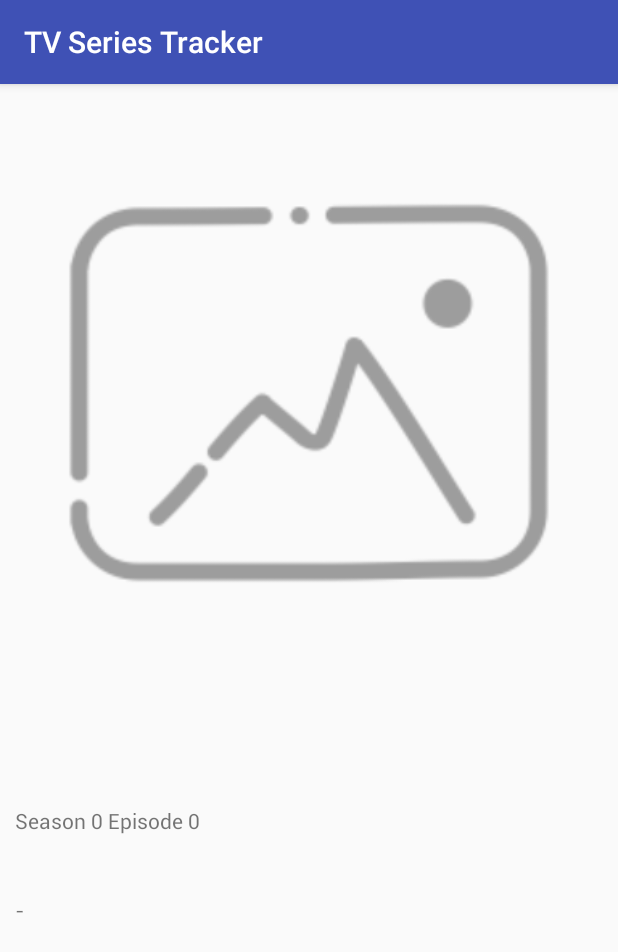
After one commit to yrazlik/TV-Series-Tracker, an Android app: the EpisodeDetailActivity screen opened directly, with no data from a screen before it, on a phone screen of 412 x 824 dp. The commit adds this screen. Shown: the top 952 px of the screen. Run offline under Robolectric (Android 15) with nearby library versions, the phone set to English and light mode, and no system bars; our stand-ins replace Picasso; network calls fail; pictures from the network do not load; 8 statements that could not run were skipped.

Commit message:
episodedetailfragment ok

```diff
--- a/app/src/main/AndroidManifest.xml
+++ b/app/src/main/AndroidManifest.xml
@@ -31,6 +31,10 @@
             android:name=".activities.ShowDetailActivity"
             android:label="@string/app_name"
             android:screenOrientation="portrait"></activity>
+        <activity
+            android:name=".activities.EpisodeDetailActivity"
+            android:label="@string/app_name"
+            android:screenOrientation="portrait"></activity>
     </application>
 
 </manifest>
--- /dev/null
+++ b/app/src/main/java/com/yrazlik/tvseriestracker/activities/EpisodeDetailActivity.java
@@ -0,0 +1,67 @@
+package com.yrazlik.tvseriestracker.activities;
+
+import android.os.Bundle;
+import android.support.annotation.Nullable;
+import android.widget.ImageView;
+import com.yrazlik.tvseriestracker.R;
+import com.yrazlik.tvseriestracker.util.PicassoImageLoader;
+import com.yrazlik.tvseriestracker.view.RobotoTextView;
+
+/**
+ * Created by yrazlik on 11.11.2017.
+ */
+
+public class EpisodeDetailActivity extends BaseActivity {
+
+    public static final String EXTRA_SHOW_ID = "showId";
+    public static final String EXTRA_SEASON = "season";
+    public static final String EXTRA_EPISODE = "episode";
+    public static final String EXTRA_SHOW_NAME = "showName";
+    public static final String EXTRA_EPISODE_IMAGE = "episodeImage";
+    public static final String EXTRA_EPISODE_NAME = "episodeName";
+    public static final String EXTRA_EPISODE_SUMMARY = "episodeSummary";
+    public static final String EXTRA_EPISODE_DATE = "episodeDate";
+
+    private ImageView episodeIV;
+    private RobotoTextView seriesNameTV, episodeNameTV, episodeCountTV, episodeDateTV, episodeSummaryTV;
+
+    private long showId;
+    private long season, episode;
+    private String showName, episodeName, date, summary, imageUrl;
+
+    @Override
+    protected void onCreate(@Nullable Bundle savedInstanceState) {
+        super.onCreate(savedInstanceState);
+        setContentView(R.layout.activity_episode_detail);
+        getExtras();
+        initUI();
+    }
+
+    private void initUI() {
+        episodeIV = (ImageView) findViewById(R.id.episodeIV);
+        seriesNameTV = (RobotoTextView) findViewById(R.id.seriesNameTV);
+        episodeNameTV = (RobotoTextView) findViewById(R.id.episodeNameTV);
+        episodeCountTV = (RobotoTextView) findViewById(R.id.episodeCountTV);
+        episodeDateTV = (RobotoTextView) findViewById(R.id.episodeDateTV);
+        episodeSummaryTV = (RobotoTextView) findViewById(R.id.episodeSummaryTV);
+
+        PicassoImageLoader.getInstance(this).loadImage(imageUrl, episodeIV);
+        seriesNameTV.setText(showName);
+        episodeNameTV.setText(episodeName);
+        episodeCountTV.setText(getResources().getString(R.string.season) + " " + season + " " + getResources().getString(R.string.episode) + " " + episode);
+        episodeDateTV.setText(date);
+        episodeSummaryTV.setText(android.text.Html.fromHtml(summary == null ? "-" : summary));
+    }
+
+    private void getExtras() {
+        Bundle extras = getIntent().getExtras();
+        showId = extras.getLong(EXTRA_SHOW_ID);
+        season = extras.getLong(EXTRA_SEASON);
+        episode = extras.getLong(EXTRA_EPISODE);
+        showName = extras.getString(EXTRA_SHOW_NAME);
+        episodeName = extras.getString(EXTRA_EPISODE_NAME);
+        date = extras.getString(EXTRA_EPISODE_DATE);
+        summary = extras.getString(EXTRA_EPISODE_SUMMARY);
+        imageUrl = extras.getString(EXTRA_EPISODE_IMAGE);
+    }
+}
--- a/app/src/main/java/com/yrazlik/tvseriestracker/adapters/SeasonsListAdapter.java
+++ b/app/src/main/java/com/yrazlik/tvseriestracker/adapters/SeasonsListAdapter.java
@@ -123,7 +123,7 @@ public class SeasonsListAdapter extends BaseExpandableListAdapter{
 
     @Override
     public boolean isChildSelectable(int i, int i1) {
-        return false;
+        return true;
     }
 
     static class HeaderHolder {
--- a/app/src/main/java/com/yrazlik/tvseriestracker/fragments/EpisodesFragment.java
+++ b/app/src/main/java/com/yrazlik/tvseriestracker/fragments/EpisodesFragment.java
@@ -1,5 +1,6 @@
 package com.yrazlik.tvseriestracker.fragments;
 
+import android.content.Intent;
 import android.os.Bundle;
 import android.support.annotation.Nullable;
 import android.view.LayoutInflater;
@@ -8,6 +9,7 @@ import android.view.ViewGroup;
 import android.widget.ExpandableListView;
 
 import com.yrazlik.tvseriestracker.R;
+import com.yrazlik.tvseriestracker.activities.EpisodeDetailActivity;
 import com.yrazlik.tvseriestracker.adapters.SeasonsListAdapter;
 import com.yrazlik.tvseriestracker.data.EpisodeDto;
 import com.yrazlik.tvseriestracker.data.ShowDto;
@@ -20,11 +22,20 @@ import java.util.HashMap;
 import java.util.List;
 import java.util.Map;
 
+import static com.yrazlik.tvseriestracker.activities.EpisodeDetailActivity.EXTRA_EPISODE;
+import static com.yrazlik.tvseriestracker.activities.EpisodeDetailActivity.EXTRA_EPISODE_DATE;
+import static com.yrazlik.tvseriestracker.activities.EpisodeDetailActivity.EXTRA_EPISODE_IMAGE;
+import static com.yrazlik.tvseriestracker.activities.EpisodeDetailActivity.EXTRA_EPISODE_NAME;
+import static com.yrazlik.tvseriestracker.activities.EpisodeDetailActivity.EXTRA_EPISODE_SUMMARY;
+import static com.yrazlik.tvseriestracker.activities.EpisodeDetailActivity.EXTRA_SEASON;
+import static com.yrazlik.tvseriestracker.activities.EpisodeDetailActivity.EXTRA_SHOW_ID;
+import static com.yrazlik.tvseriestracker.activities.EpisodeDetailActivity.EXTRA_SHOW_NAME;
+
 /**
  * Created by yrazlik on 11.11.2017.
  */
 
-public class EpisodesFragment extends BaseFragment implements ApiResponseListener{
+public class EpisodesFragment extends BaseFragment implements ApiResponseListener, ExpandableListView.OnChildClickListener{
 
     private ExpandableListView episodesLV;
 
@@ -53,6 +64,7 @@ public class EpisodesFragment extends BaseFragment implements ApiResponseListene
 
     private void initUI() {
         episodesLV = rootView.findViewById(R.id.episodesLV);
+        episodesLV.setOnChildClickListener(this);
     }
 
     private void requestEpisodes() {
@@ -88,6 +100,25 @@ public class EpisodesFragment extends BaseFragment implements ApiResponseListene
     }
 
     @Override
+    public boolean onChildClick(ExpandableListView expandableListView, View view, int groupPosition, int childPosition, long l) {
+        EpisodeDto episodeDto = (EpisodeDto) expandableListView.getExpandableListAdapter().getChild(groupPosition, childPosition);
+
+        Intent i = new Intent(getContext(), EpisodeDetailActivity.class);
+        i.putExtra(EXTRA_SHOW_ID, showDto.getId());
+        i.putExtra(EXTRA_SEASON, episodeDto.getSeason());
+        i.putExtra(EXTRA_EPISODE, episodeDto.getNumber());
+        i.putExtra(EXTRA_SHOW_NAME, showDto.getName());
+        i.putExtra(EXTRA_EPISODE_NAME, episodeDto.getName());
+        i.putExtra(EXTRA_EPISODE_DATE, episodeDto.getAirStamp());
+        i.putExtra(EXTRA_EPISODE_SUMMARY, episodeDto.getSummary());
+        i.putExtra(EXTRA_EPISODE_IMAGE, episodeDto.getImage() != null ? episodeDto.getImage().getOriginal() : "");
+
+        startActivity(i);
+
+        return true;
+    }
+
+    @Override
     protected void retry() {
 
     }
--- /dev/null
+++ b/app/src/main/res/layout/activity_episode_detail.xml
@@ -0,0 +1,58 @@
+<?xml version="1.0" encoding="utf-8"?>
+<ScrollView xmlns:android="http://schemas.android.com/apk/res/android"
+    android:layout_width="match_parent"
+    android:layout_height="match_parent">
+
+    <RelativeLayout
+        android:layout_width="match_parent"
+        android:layout_height="match_parent">
+
+        <ImageView
+            android:id="@+id/episodeIV"
+            android:layout_width="match_parent"
+            android:layout_height="wrap_content"
+            android:adjustViewBounds="true" />
+
+        <RelativeLayout
+            android:layout_width="match_parent"
+            android:layout_below="@+id/episodeIV"
+            android:layout_marginTop="15dp"
+            android:paddingLeft="10dp"
+            android:paddingRight="10dp"
+            android:layout_height="wrap_content">
+
+            <com.yrazlik.tvseriestracker.view.RobotoTextView
+                android:id="@+id/seriesNameTV"
+                android:layout_width="match_parent"
+                android:layout_height="wrap_content" />
+
+            <com.yrazlik.tvseriestracker.view.RobotoTextView
+                android:id="@+id/episodeNameTV"
+                android:layout_width="match_parent"
+                android:layout_height="wrap_content"
+                android:layout_below="@+id/seriesNameTV"
+                android:layout_marginTop="10dp" />
+
+            <com.yrazlik.tvseriestracker.view.RobotoTextView
+                android:id="@+id/episodeCountTV"
+                android:layout_width="match_parent"
+                android:layout_height="wrap_content"
+                android:layout_below="@+id/episodeNameTV"
+                android:layout_marginTop="5dp" />
+
+            <com.yrazlik.tvseriestracker.view.RobotoTextView
+                android:id="@+id/episodeDateTV"
+                android:layout_width="match_parent"
+                android:layout_height="wrap_content"
+                android:layout_below="@+id/episodeCountTV"
+                android:layout_marginTop="5dp" />
+
+            <com.yrazlik.tvseriestracker.view.RobotoTextView
+                android:id="@+id/episodeSummaryTV"
+                android:layout_width="match_parent"
+                android:layout_height="wrap_content"
+                android:layout_below="@+id/episodeDateTV"
+                android:layout_marginTop="15dp" />
+        </RelativeLayout>
+    </RelativeLayout>
+</ScrollView>
--- a/app/src/main/res/values/strings.xml
+++ b/app/src/main/res/values/strings.xml
@@ -17,4 +17,5 @@
     <string name="status">Status</string>
     <string name="rating">Rating:</string>
     <string name="season">Season</string>
+    <string name="episode">Episode</string>
 </resources>
```
